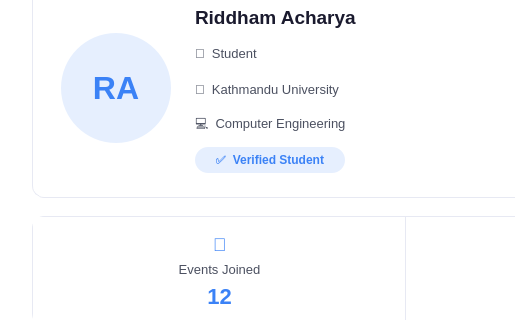
Before: the Qt Designer form Client/CampusFeedClient/ProfilePage.ui in RiddhamAcharya/CampusFeed, drawn with Qt 5; both pictures show x 0 to 515 and y 142 to 462 of the 1200 by 820 pixel window.
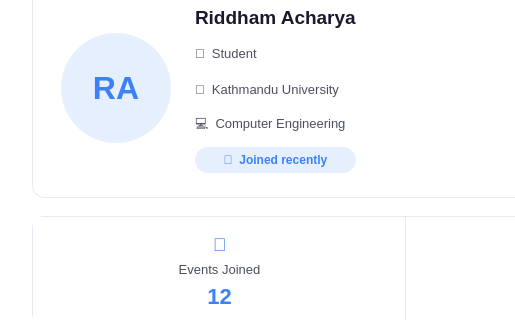
After: the same form once the commit is applied.

The edit to the form file:
```diff
--- a/Client/CampusFeedClient/ProfilePage.ui
+++ b/Client/CampusFeedClient/ProfilePage.ui
@@ -137,8 +137,8 @@
             <item>
              <widget class="QLabel" name="verifiedBadge">
               <property name="minimumSize"><size><width>0</width><height>26</height></size></property>
-              <property name="maximumSize"><size><width>150</width><height>26</height></size></property>
-              <property name="text"><string>✅  Verified Student</string></property>
+              <property name="maximumSize"><size><width>220</width><height>26</height></size></property>
+              <property name="text"><string>📅  Joined recently</string></property>
               <property name="alignment"><set>Qt::AlignCenter</set></property>
               <property name="styleSheet">
                <string notr="true">background-color: #E6EFFE; color: #3B82F6; border-radius: 13px; font-size: 12px; font-weight: 600; padding-left: 4px; padding-right: 4px;</string>
```
